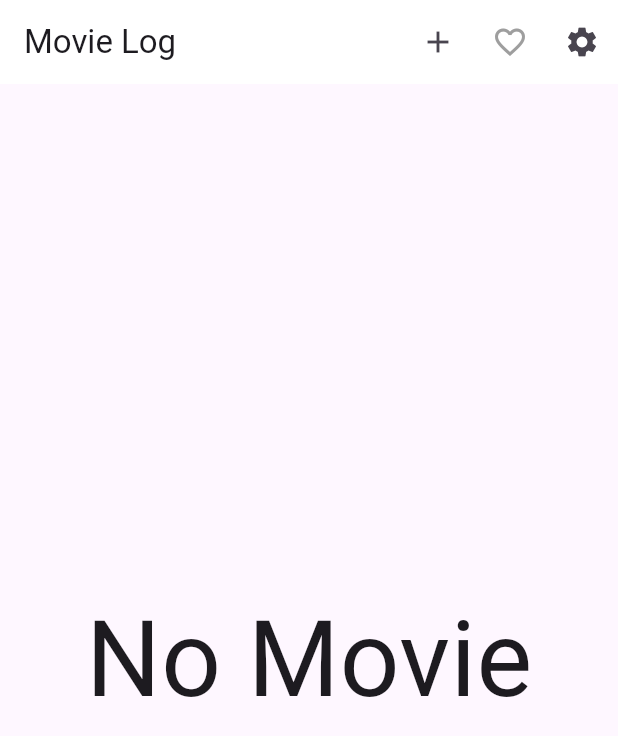
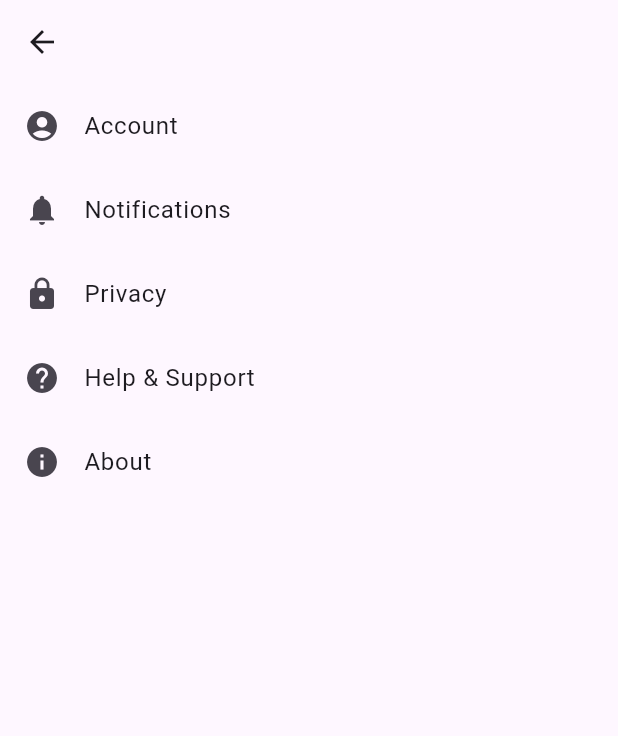
Before and after one commit to hirashain/movie_log, a Flutter app: the screen it shows after launch, after a tap on the "settings" icon, on a phone screen of 412 x 824 dp. Shown: the top 736 px of the screen. Run offline on Flutter 3.47's test engine with Material 3 defaults, Android fonts, the phone set to English and light mode, and no system bars; our stand-ins replace image_picker.

Commit message:
設定画面のガワだけ作った

```diff
--- a/lib/main.dart
+++ b/lib/main.dart
@@ -1,5 +1,6 @@
 import 'package:flutter/material.dart';
 import 'package:movie_log/screens/add_movie.dart';
+import 'package:movie_log/screens/settings.dart';
 import 'package:provider/provider.dart';
 import 'models/movie.dart';
 import 'screens/movies.dart';
@@ -99,9 +100,17 @@ class HomeScreenState extends State<HomeScreen> {
               color: _onlyFavorite ? Colors.red : Colors.grey,
             ),
           ),
-          // フィルターボタン
+          // 設定ボタン
           IconButton(
-            onPressed: () {},
+            onPressed: () {
+              Navigator.push(
+                context,
+                // 遷移先の画面
+                MaterialPageRoute(
+                  builder: (context) => const Settings(),
+                ),
+              );
+            },
             icon: const Icon(Icons.settings),
           ),
         ],
--- /dev/null
+++ b/lib/screens/settings.dart
@@ -0,0 +1,51 @@
+import 'package:flutter/material.dart';
+
+class Settings extends StatelessWidget {
+  const Settings({super.key});
+
+  @override
+  Widget build(BuildContext context) {
+    return Scaffold(
+      appBar: AppBar(),
+      body: ListView(
+        children: <Widget>[
+          ListTile(
+            leading: const Icon(Icons.account_circle),
+            title: const Text('Account'),
+            onTap: () {
+              // Navigate to account settings
+            },
+          ),
+          ListTile(
+            leading: const Icon(Icons.notifications),
+            title: const Text('Notifications'),
+            onTap: () {
+              // Navigate to notification settings
+            },
+          ),
+          ListTile(
+            leading: const Icon(Icons.lock),
+            title: const Text('Privacy'),
+            onTap: () {
+              // Navigate to privacy settings
+            },
+          ),
+          ListTile(
+            leading: const Icon(Icons.help),
+            title: const Text('Help & Support'),
+            onTap: () {
+              // Navigate to help & support
+            },
+          ),
+          ListTile(
+            leading: const Icon(Icons.info),
+            title: const Text('About'),
+            onTap: () {
+              // Navigate to about page
+            },
+          ),
+        ],
+      ),
+    );
+  }
+}
```
